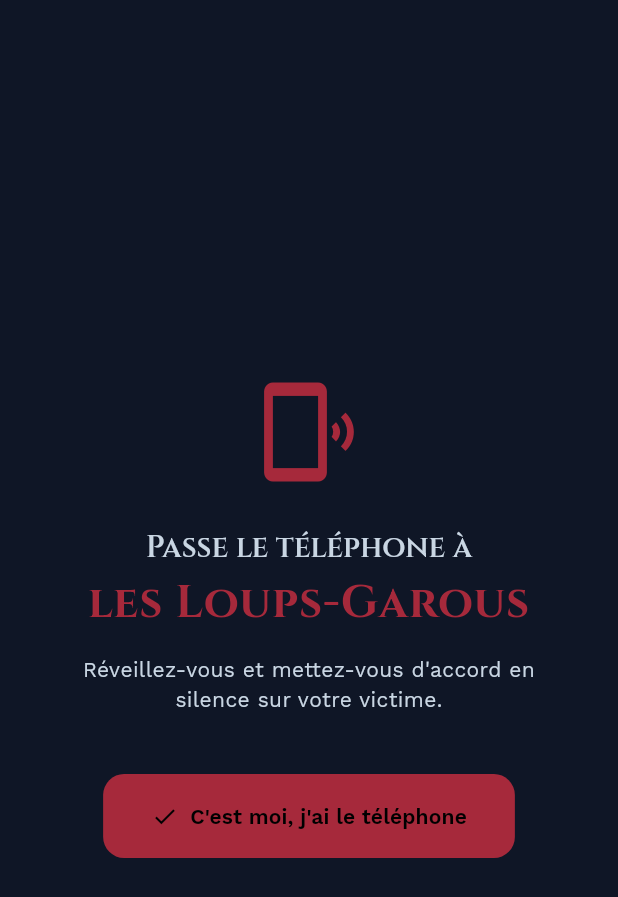
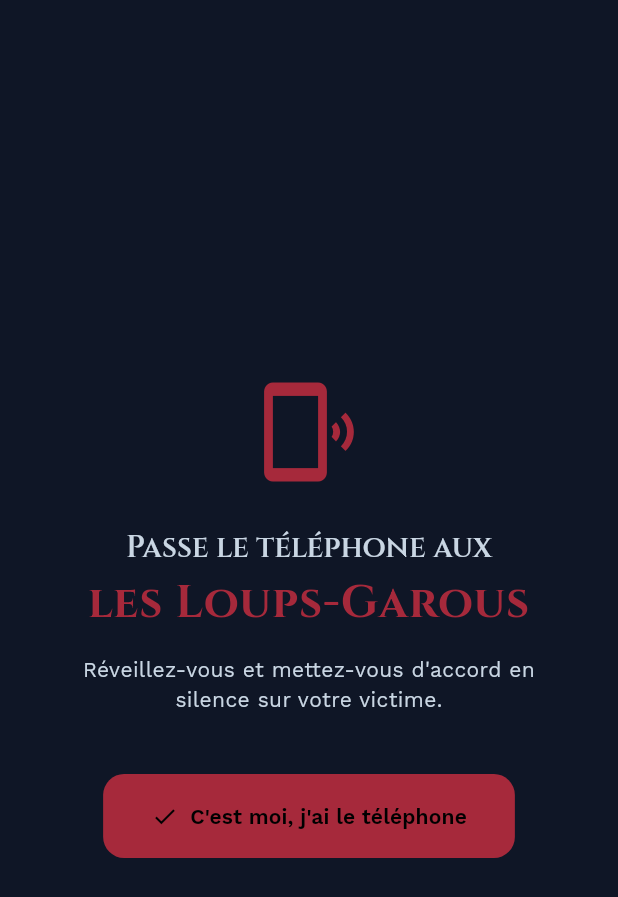
Before and after one commit to lemarc-fr/loup_garou, a Flutter app: the PassDeviceGate screen opened directly, on a phone screen of 412 x 824 dp. Shown: the top 897 px of the screen. Run offline on Flutter 3.47's test engine with Material 3 defaults, Android fonts, the phone set to English and light mode, and no system bars; our stand-ins replace google_fonts, shared_preferences; accounts and stored records are empty.

Commit message:
add french typo fix

```diff
--- a/lib/widgets/pass_device_gate.dart
+++ b/lib/widgets/pass_device_gate.dart
@@ -9,6 +9,7 @@ class PassDeviceGate extends StatefulWidget {
   final String? subtitle;
   final Color accent;
   final WidgetBuilder contentBuilder;
+  final bool pluralToName;
 
   const PassDeviceGate({
     super.key,
@@ -16,6 +17,7 @@ class PassDeviceGate extends StatefulWidget {
     required this.contentBuilder,
     this.subtitle,
     this.accent = AppColors.lantern,
+    this.pluralToName = false,
   });
 
   @override
@@ -48,7 +50,7 @@ class _PassDeviceGateState extends State<PassDeviceGate> {
             children: [
               Icon(Icons.phonelink_ring, size: 72, color: widget.accent),
               const SizedBox(height: 28),
-              Text('Passe le téléphone à',
+              Text(widget.pluralToName ? 'Passe le téléphone aux' : 'Passe le téléphone à',
                   style: theme.textTheme.titleLarge,
                   textAlign: TextAlign.center),
               const SizedBox(height: 8),
```
